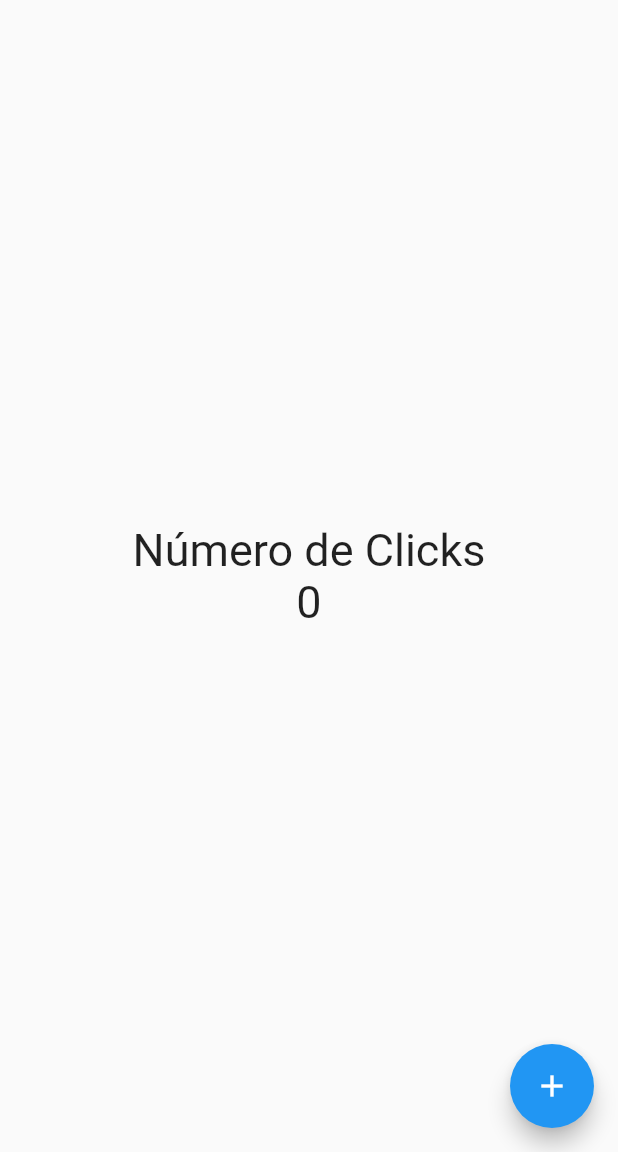
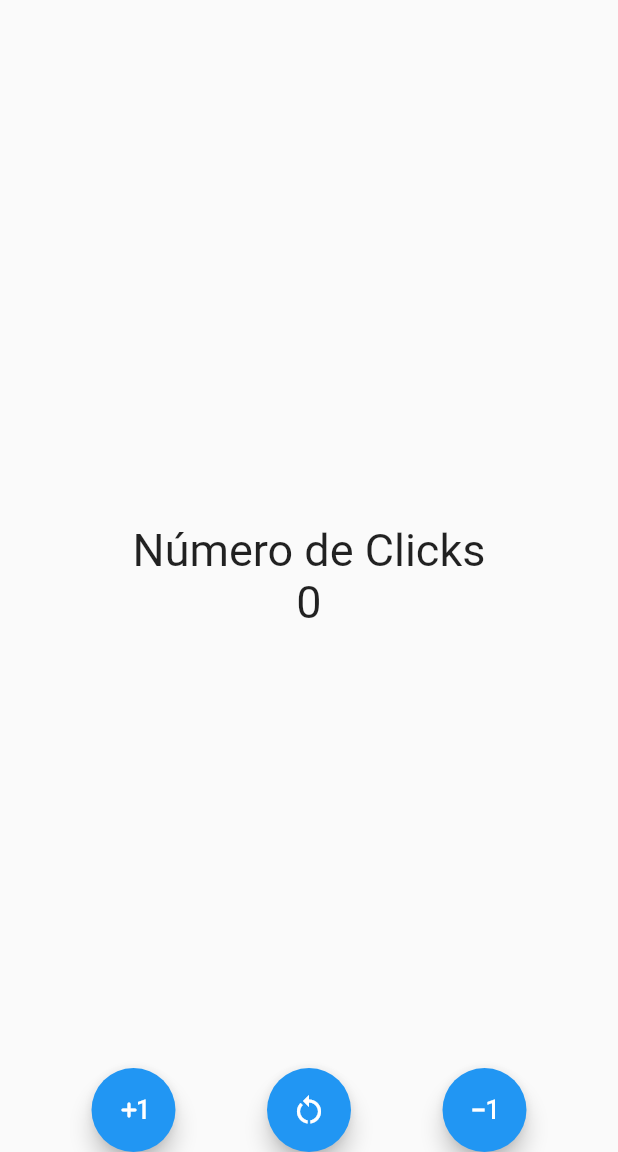
Before and after one commit to JuanSMendezS/Seccion5Flutter, a Flutter app: the screen it shows after launch, on a phone screen of 412 x 824 dp, the part 84-1236 px from its top. Run offline on Flutter 3.47's test engine with Material 2 defaults, Android fonts, the phone set to English and light mode, and no system bars.

Commit message:
Optimización en las funciones

```diff
--- a/lib/screens/counter_screen.dart
+++ b/lib/screens/counter_screen.dart
@@ -31,13 +31,23 @@ class _CounterScreenState extends State<CounterScreen> {
           ],
         ),
       ),
-      // floatingActionButtonLocation: FloatingActionButtonLocation.miniEndTop,
-      floatingActionButton: FloatingActionButton(
-        child: const Icon(Icons.add),
-        onPressed: () {
-          counter++;
-          setState(() {});
-        },
+      floatingActionButtonLocation: FloatingActionButtonLocation.centerDocked,
+      floatingActionButton: Row(
+        mainAxisAlignment: MainAxisAlignment.spaceEvenly,
+        children: [
+          FloatingActionButton(
+            child: const Icon(Icons.exposure_plus_1_rounded),
+            onPressed: () => setState(() => counter++),
+          ),
+          FloatingActionButton(
+            child: const Icon(Icons.restart_alt),
+            onPressed: () => setState(() => counter = 0),
+          ),
+          FloatingActionButton(
+            child: const Icon(Icons.exposure_minus_1),
+            onPressed: () => setState(() => counter--),
+          ),
+        ],
       ),
     );
   }
```
